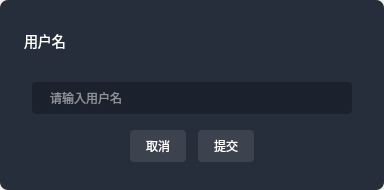
Above: Windows/veRTC_Demo_Windows/core/component/input_dlg.ui from volcengine/RTC_EDU_Demo before the change. Below: the same form after it.
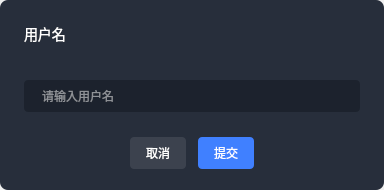
That is the form after the change. Icons and pictures are not drawn. Custom widgets are drawn as their Qt base class.

```diff
--- a/Windows/veRTC_Demo_Windows/core/component/input_dlg.ui
+++ b/Windows/veRTC_Demo_Windows/core/component/input_dlg.ui
@@ -31,8 +31,6 @@
 color : #fff;
 }
 
-
-
 #edt_name{
 	padding-left:16px;
 	padding-top:5px;
@@ -44,7 +42,7 @@
 	color : #fff;
 }
 
-#btn_cancel,#btn_confirm{
+#btn_cancel{
 	border:none;
 	border-radius:4px;
 	font-family : 'Microsoft YaHei';
@@ -57,6 +55,32 @@
 	background:#4080FF;
 }
 
+#btn_confirm{
+	border:none;
+	border-radius:4px;
+	font-family : 'Microsoft YaHei';
+	font-size : 12px;
+	color : #fff;
+	background: #4080FF;
+}
+
+#btn_confirm:hover{
+	background: #165DFF;
+}
+
+#btn_confirm:pressed{
+	background: #0E42D2;
+}
+
+#btn_confirm:disabled{
+	background:#2E4675;
+}
+
+#txt_msg{
+	font-family:'Microsoft YaHei UI';
+	font-size:12px;
+	color:#F53F3F;
+}
 
 #btn_close{
 	background-image:url(:img/close);
@@ -68,6 +92,10 @@
 	color : #fff;
 }
 
+
+
+
+
 </string>
   </property>
   <layout class="QHBoxLayout" name="horizontalLayout_4">
@@ -85,6 +113,9 @@
    </property>
    <item>
     <widget class="QWidget" name="widget" native="true">
+     <property name="styleSheet">
+      <string notr="true"/>
+     </property>
      <layout class="QGridLayout" name="gridLayout">
       <property name="leftMargin">
        <number>0</number>
@@ -151,22 +182,21 @@
        </layout>
       </item>
       <item row="1" column="0">
-       <layout class="QHBoxLayout" name="horizontalLayout_2">
+       <layout class="QVBoxLayout" name="verticalLayout">
+        <property name="spacing">
+         <number>0</number>
+        </property>
+        <property name="leftMargin">
+         <number>24</number>
+        </property>
+        <property name="topMargin">
+         <number>12</number>
+        </property>
+        <property name="rightMargin">
+         <number>24</number>
+        </property>
         <item>
-         <spacer name="horizontalSpacer_2">
-          <property name="orientation">
-           <enum>Qt::Horizontal</enum>
-          </property>
-          <property name="sizeHint" stdset="0">
-           <size>
-            <width>40</width>
-            <height>20</height>
-           </size>
-          </property>
-         </spacer>
-        </item>
-        <item>
-         <widget class="QLineEdit" name="edt_name">
+         <widget class="LineEditWarp" name="edt_name">
           <property name="minimumSize">
            <size>
             <width>320</width>
@@ -179,17 +209,32 @@
          </widget>
         </item>
         <item>
-         <spacer name="horizontalSpacer_3">
-          <property name="orientation">
-           <enum>Qt::Horizontal</enum>
+         <widget class="QLabel" name="txt_msg">
+          <property name="enabled">
+           <bool>true</bool>
           </property>
-          <property name="sizeHint" stdset="0">
+          <property name="minimumSize">
            <size>
-            <width>40</width>
-            <height>20</height>
+            <width>0</width>
+            <height>16</height>
            </size>
           </property>
-         </spacer>
+          <property name="maximumSize">
+           <size>
+            <width>16777215</width>
+            <height>16</height>
+           </size>
+          </property>
+          <property name="autoFillBackground">
+           <bool>false</bool>
+          </property>
+          <property name="styleSheet">
+           <string notr="true"/>
+          </property>
+          <property name="text">
+           <string/>
+          </property>
+         </widget>
         </item>
        </layout>
       </item>
@@ -260,6 +305,13 @@
    </item>
   </layout>
  </widget>
+ <customwidgets>
+  <customwidget>
+   <class>LineEditWarp</class>
+   <extends>QLineEdit</extends>
+   <header location="global">line_edit_warp.h</header>
+  </customwidget>
+ </customwidgets>
  <resources/>
  <connections>
   <connection>
```
Left out of the diff: 2 changed lines with no effect on the pictures.
